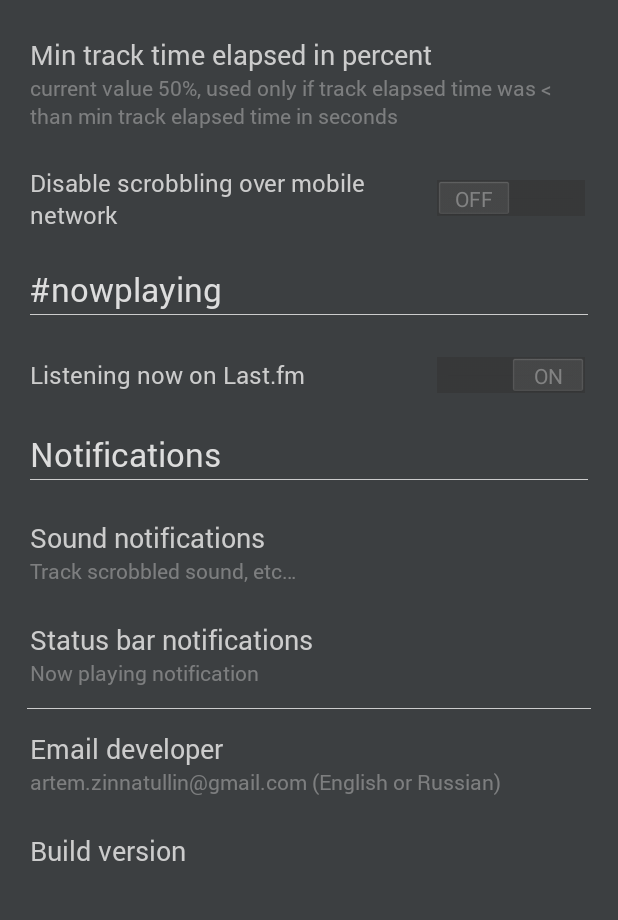
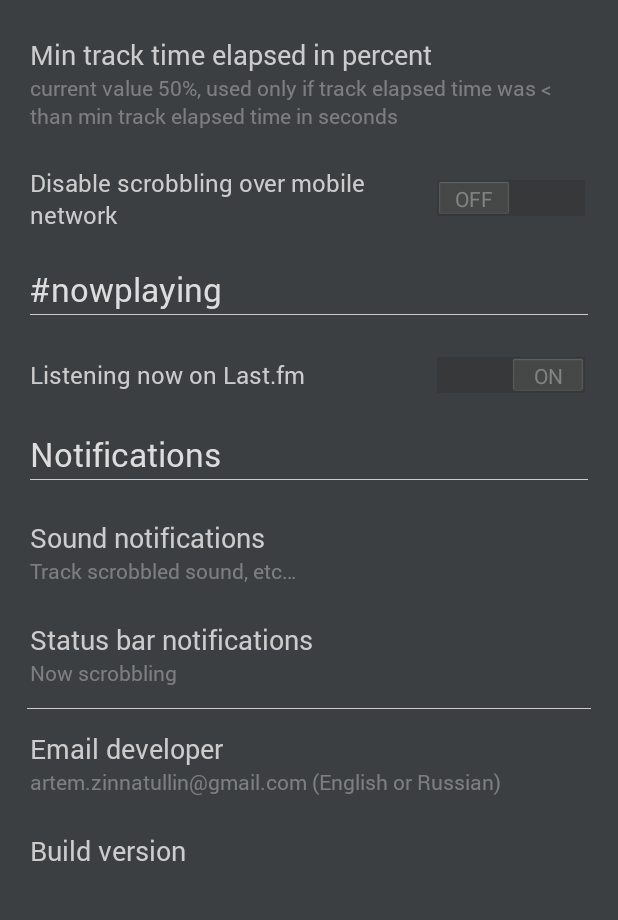
Before and after one commit to artem-zinnatullin/android-wail-app, an Android app: the fragment SettingsFragment shown on its own in the app's theme, on a phone screen of 412 x 824 dp, the part 299-1219 px from its top. Run offline under Robolectric (Android 15) with nearby library versions, the phone set to English and light mode, and no system bars.

Commit message:
[fix] status bar notifications description in settings

```diff
--- a/wail-app/src/main/res/values/strings.xml
+++ b/wail-app/src/main/res/values/strings.xml
@@ -84,7 +84,7 @@
     <string name="settings_sound_notifications_title">Sound notifications</string>
     <string name="settings_sound_notifications_description">Track scrobbled sound, etc…</string>
     <string name="settings_status_bar_notifications_title">Status bar notifications</string>
-    <string name="settings_status_bar_notifications_description">Now playing notification</string>
+    <string name="settings_status_bar_notifications_description">Now scrobbling</string>
     <string name="settings_email_to_the_developer">Email developer</string>
     <string name="settings_email_dialog_title">Select email app</string>
     <string name="main_settings_menu_toggle_wail">Toggle WAIL</string>
```
